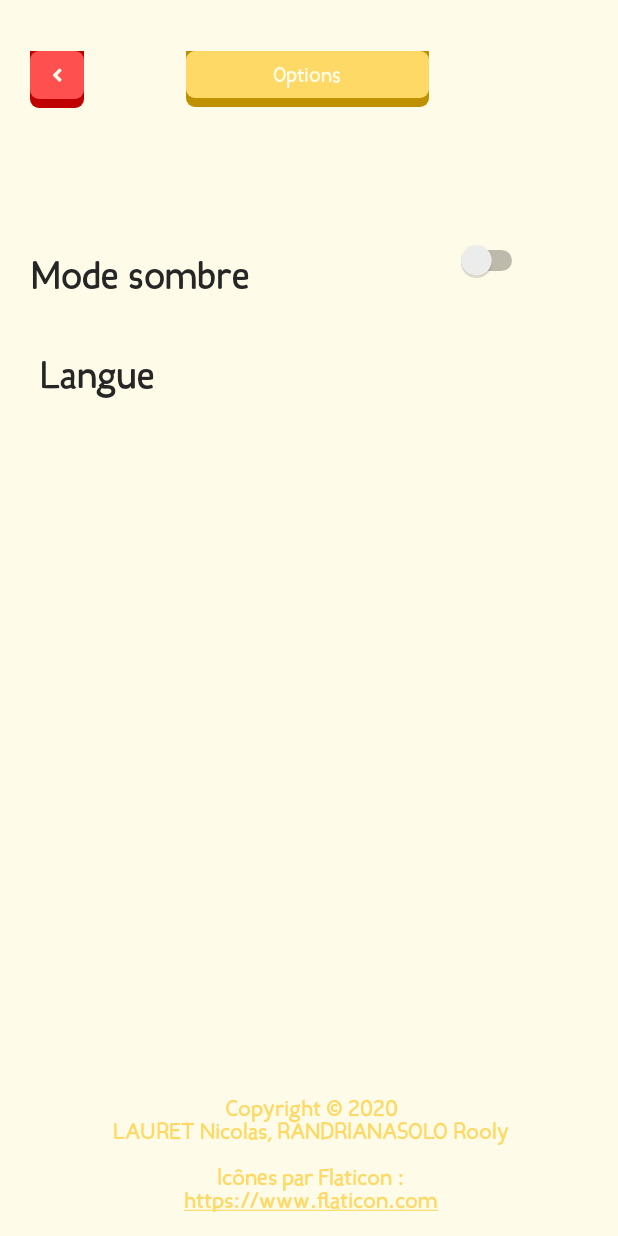
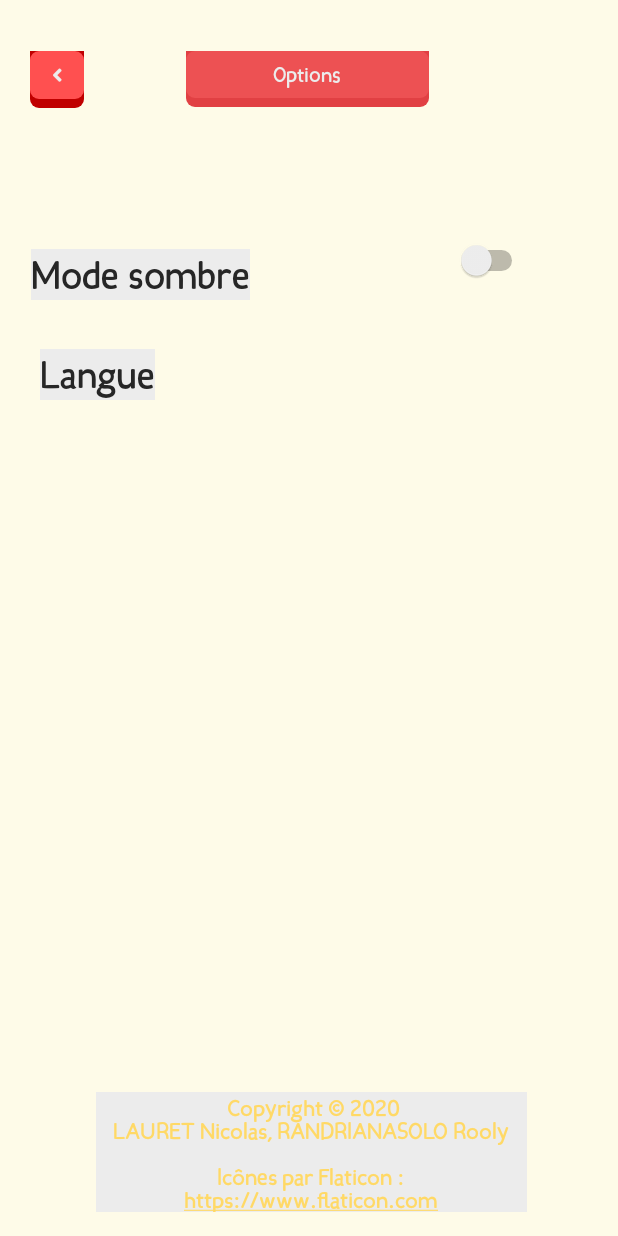
Before and after one commit to 1visible/Watizit, an Android app: the screen it shows after launch (MenuOptions), after a tap on "Options", on a phone screen of 412 x 824 dp. Run offline under Robolectric (Android 15) with nearby library versions, the phone set to English and light mode, and no system bars.

Commit message:
Nouveau design et classe pour polices multiples

```diff
--- /dev/null
+++ b/app/src/main/java/com/example/watizit/CustomTypefaceSpan.java
@@ -0,0 +1,47 @@
+package com.example.watizit;
+
+import android.graphics.Paint;
+import android.graphics.Typeface;
+import android.text.TextPaint;
+import android.text.style.TypefaceSpan;
+
+public class CustomTypefaceSpan extends TypefaceSpan {
+
+    private final Typeface newType;
+
+    public CustomTypefaceSpan(String family, Typeface type) {
+        super(family);
+        newType = type;
+    }
+
+    @Override
+    public void updateDrawState(TextPaint ds) {
+        applyCustomTypeFace(ds, newType);
+    }
+
+    @Override
+    public void updateMeasureState(TextPaint paint) {
+        applyCustomTypeFace(paint, newType);
+    }
+
+    private static void applyCustomTypeFace(Paint paint, Typeface tf) {
+        int oldStyle;
+        Typeface old = paint.getTypeface();
+        if (old == null) {
+            oldStyle = 0;
+        } else {
+            oldStyle = old.getStyle();
+        }
+
+        int fake = oldStyle & ~tf.getStyle();
+        if ((fake & Typeface.BOLD) != 0) {
+            paint.setFakeBoldText(true);
+        }
+
+        if ((fake & Typeface.ITALIC) != 0) {
+            paint.setTextSkewX(-0.25f);
+        }
+
+        paint.setTypeface(tf);
+    }
+}
--- a/app/src/main/java/com/example/watizit/MainActivity.java
+++ b/app/src/main/java/com/example/watizit/MainActivity.java
@@ -1,20 +1,36 @@
 package com.example.watizit;
 
 import android.content.Intent;
+import android.graphics.Typeface;
 import android.os.Bundle;
+import android.text.SpannableStringBuilder;
+import android.text.Spanned;
+import android.text.style.RelativeSizeSpan;
 import android.view.View;
-import android.widget.TextView;
+import android.widget.Button;
 
 import androidx.appcompat.app.AppCompatActivity;
+import androidx.core.content.res.ResourcesCompat;
 
 public class MainActivity extends AppCompatActivity {
-    TextView textView;
 
 
     @Override
     protected void onCreate(Bundle savedInstanceState) {
         super.onCreate(savedInstanceState);
         setContentView(R.layout.activity_main);
+
+        Button bouton_jouer = findViewById(R.id.jouer);
+
+        SpannableStringBuilder string = new SpannableStringBuilder(bouton_jouer.getText());
+        Typeface typeface = ResourcesCompat.getFont(this, R.font.icons_font);
+
+        string.setSpan(new CustomTypefaceSpan("", typeface), 0, 1, Spanned.SPAN_INCLUSIVE_EXCLUSIVE);
+        string.setSpan(new RelativeSizeSpan(0.75f), 0, 1, Spanned.SPAN_INCLUSIVE_EXCLUSIVE);
+
+        bouton_jouer.setText(string);
+
+
 
 
     }
--- a/app/src/main/res/drawable/app_button.xml
+++ b/app/src/main/res/drawable/app_button.xml
@@ -7,7 +7,7 @@
                 android:radius="6dp"
                 />
             <solid
-                android:color="@color/colorPrimaryDark"
+                android:color="#e14043"
                 />
             <size
                 android:width="220dp"
@@ -25,7 +25,7 @@
                 android:radius="6dp"
                 />
             <solid
-                android:color="@color/colorPrimary"
+                android:color="#ed5153"
                 />
             <size
                 android:width="220dp"
--- a/app/src/main/res/layout/menu_options.xml
+++ b/app/src/main/res/layout/menu_options.xml
@@ -66,6 +66,7 @@
         android:layout_marginEnd="60dp"
         android:layout_marginRight="60dp"
         android:text=""
+        android:theme="@style/app_switch"
         app:layout_constraintBottom_toBottomOf="parent"
         app:layout_constraintEnd_toEndOf="parent"
         app:layout_constraintTop_toTopOf="parent"
--- a/app/src/main/res/values/colors.xml
+++ b/app/src/main/res/values/colors.xml
@@ -1,9 +1,9 @@
 <?xml version="1.0" encoding="utf-8"?>
 <resources>
     <color name="colorPrimary">#FFD966</color>
-    <color name="colorPrimaryDark">#BF9000</color>
+    <color name="colorPrimaryDark">#3b3838</color>
     <color name="colorAccent">#FFD966</color>
-    <color name="colorBackground">#FEFCE8</color>
+    <color name="colorBackground">#ececec</color>
     <color name="colorBlack">#262626</color>
     <color name="colorGreen">#92d050</color>
     <color name="colorGreendark">#548235</color>
--- a/app/src/main/res/values/strings.xml
+++ b/app/src/main/res/values/strings.xml
@@ -1,9 +1,12 @@
 <resources>
     <string name="app_name">Watizit</string>
 
-    <string name="play">Jouer</string>
+    <string name="play">\uF04B Jouer</string>
     <string name="options">Options</string>
     <string name="dark_theme">Mode sombre</string>
     <string name="language">Langue</string>
-    <string name="copyright">Copyright © 2020\nLAURET Nicolas, RANDRIANASOLO Rooly\n\nIcônes par Flaticon :\n<a href="https://www.flaticon.com/">https://www.flaticon.com</a></string>
+    <string name="copyright">
+        Copyright © 2020\nLAURET Nicolas, RANDRIANASOLO Rooly\n\nIcônes par Flaticon :\n
+        <a href="https://www.flaticon.com/">https://www.flaticon.com</a>
+    </string>
 </resources>
--- a/app/src/main/res/values/styles.xml
+++ b/app/src/main/res/values/styles.xml
@@ -24,6 +24,12 @@
         <item name="android:fontFamily">@font/app_font</item>
     </style>
 
+    <style name="app_switch" parent="@style/Widget.AppCompat.CompoundButton.Switch">
+        <item name="android:textColorPrimaryDisableOnly">#D5D5D5</item>
+        <item name="colorControlActivated">#3DD042</item>
+        <item name="android:textAppearance">@style/TextAppearance.AppCompat</item>
+    </style>
+
     <style name="green_button" parent="Widget.AppCompat.Button.Borderless">
         <item name="android:background">@drawable/green_button</item>
         <item name="android:textAllCaps">false</item>
```
